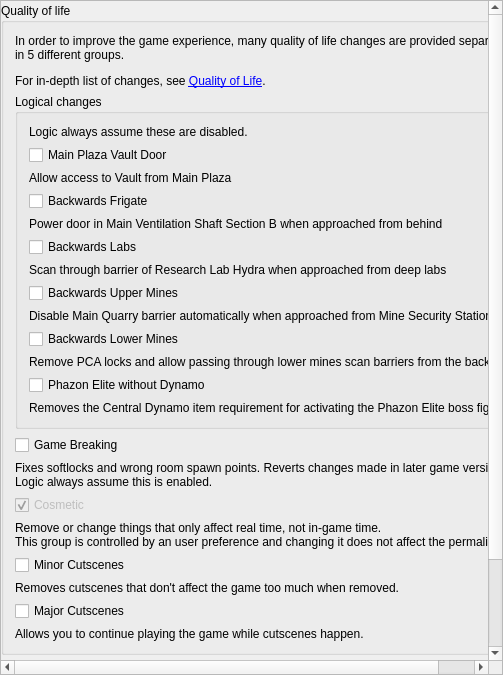
Before: the Qt Designer form randovania/gui/ui_files/preset_prime_patches.ui in randovania/randovania, drawn with Qt 5.
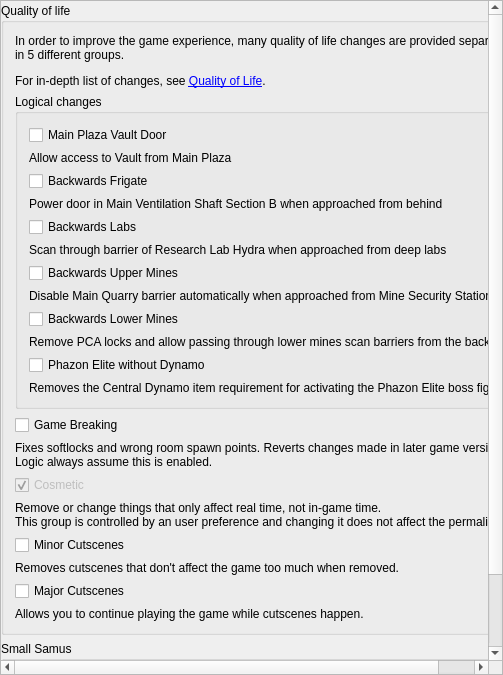
After: the same form once the commit is applied.

Commit message: Remove text saying QOL Logical aren't handled in logic

Diff of the .ui file:
```diff
--- a/randovania/gui/ui_files/preset_prime_patches.ui
+++ b/randovania/gui/ui_files/preset_prime_patches.ui
@@ -85,25 +85,6 @@
               <string>Logical changes</string>
              </property>
              <layout class="QVBoxLayout" name="verticalLayout_3">
-              <item>
-               <widget class="QLabel" name="qol_logical_label">
-                <property name="maximumSize">
-                 <size>
-                  <width>16777215</width>
-                  <height>70</height>
-                 </size>
-                </property>
-                <property name="text">
-                 <string>&lt;html&gt;&lt;head/&gt;&lt;body&gt;&lt;p&gt;Logic always assume these are disabled.&lt;/p&gt;&lt;/body&gt;&lt;/html&gt;</string>
-                </property>
-                <property name="alignment">
-                 <set>Qt::AlignLeading|Qt::AlignLeft|Qt::AlignTop</set>
-                </property>
-                <property name="wordWrap">
-                 <bool>true</bool>
-                </property>
-               </widget>
-              </item>
               <item>
                <widget class="QCheckBox" name="main_plaza_door_check">
                 <property name="text">
```
